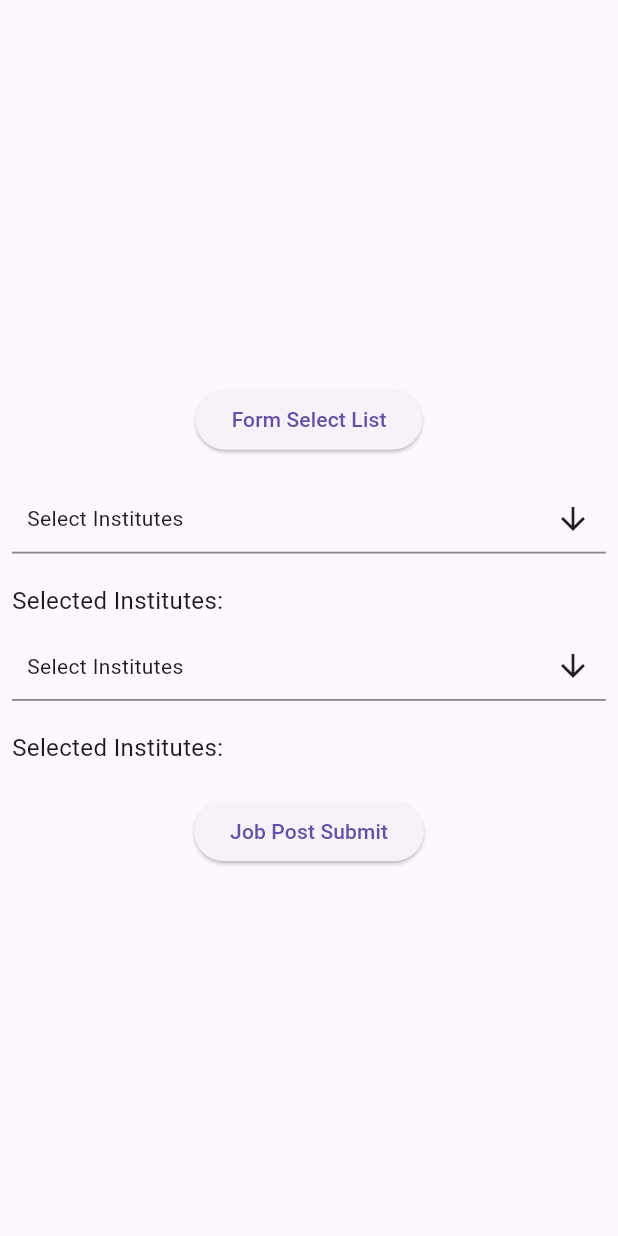
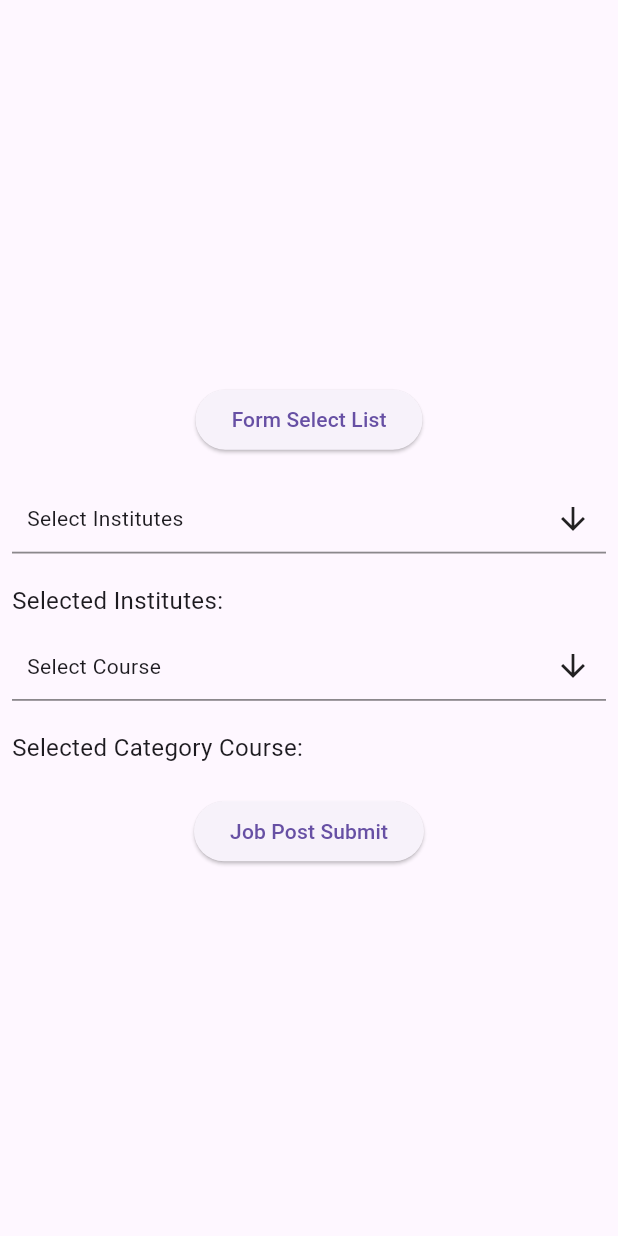
Before and after one commit to motiniu92/Demo-Projects-Flutter, a Flutter app: the JobPostScreen screen opened directly, on a phone screen of 412 x 824 dp. Run offline on Flutter 3.47's test engine with Material 3 defaults, Android fonts, the phone set to English and light mode, and no system bars; drawn by our look-alikes of multi_select_flutter; our stand-ins replace bloc, equatable, flutter_bloc, shared_preferences; accounts and stored records are empty; network calls fail.

Commit message:
class course multi select drop down done

```diff
--- a/auth_register/lib/jobPost/course_multi_dropdown_select.dart
+++ b/auth_register/lib/jobPost/course_multi_dropdown_select.dart
@@ -1,6 +1,5 @@
 import 'dart:convert';
 
-import 'package:flutter/semantics.dart';
 import 'package:http/http.dart' as http;
 import 'package:flutter/cupertino.dart';
 import 'package:multi_select_flutter/chip_display/multi_select_chip_display.dart';
@@ -8,10 +7,14 @@ import 'package:multi_select_flutter/dialog/multi_select_dialog_field.dart';
 import 'package:multi_select_flutter/util/multi_select_item.dart';
 
 class CourseMultiDropdownSelect extends StatefulWidget {
-  final List<dynamic> selectedCourses; // Added parameter
-  final Function(List<dynamic>) onSelectionChanged; // Added parameter
+   // Added parameter
+  final List<dynamic> passListData;
+  final List<dynamic> selectedCourses;
+  final Function(List<dynamic>) onSelectionChanged;
 
+  // Constructor
   CourseMultiDropdownSelect({
+    required this.passListData,
     required this.selectedCourses,
     required this.onSelectionChanged,
   });
@@ -29,13 +32,13 @@ class _CourseMultiDropdownSelectState
   void initState() {
     super.initState();
     //_fetchInstitutes();
+
+    print('Get List Data...:'+ _coursesList.toString());
+    print('Get List Data-1...:'+ widget.passListData.toString());
   }
 
   Future<void> _fetchInstitutes() async {
 
-    //------------------------
-    //final url = 'https://api.softpark.xyz/api/institute';
-    //---------------------------
     final url = 'https://api.besttutor.xyz/api/get-form-select-data';
 
     try {
@@ -65,11 +68,13 @@ class _CourseMultiDropdownSelectState
 
   @override
   Widget build(BuildContext context) {
+    print('Get List Data-2...:'+ widget.passListData.toString());
     return Column(
       crossAxisAlignment: CrossAxisAlignment.start,
       children: [
         MultiSelectDialogField(
-          items: _coursesList
+          //items: _coursesList
+          items: widget.passListData
               .map((institute) =>
               MultiSelectItem<dynamic>(institute, institute['name']))
               .toList(),
@@ -84,8 +89,8 @@ class _CourseMultiDropdownSelectState
             print('Change..:'+results.toString());
           },
 
-          title: Text('Select Institutes'),
-          buttonText: Text('Select Institutes'),
+          title: Text('Select Course'),
+          buttonText: Text('Select Course'),
 
           chipDisplay: MultiSelectChipDisplay(
             onTap: (value) {
@@ -99,7 +104,7 @@ class _CourseMultiDropdownSelectState
         ),
         SizedBox(height: 20),
         Text(
-          'Selected Institutes: ${widget.selectedCourses.map((item) => item['name']).join(', ')}',
+          'Selected Category Course: ${widget.selectedCourses.map((item) => item['name']).join(', ')}',
           style: TextStyle(fontSize: 16),
         ),
       ],
--- a/auth_register/lib/jobPost/job_post_screen.dart
+++ b/auth_register/lib/jobPost/job_post_screen.dart
@@ -1,5 +1,4 @@
 import 'package:auth_register/dropdownListData/form_select_screen.dart';
-import 'package:auth_register/fetchData/dashboard_data_screen.dart';
 import 'package:auth_register/jobPost/course_multi_dropdown_select.dart';
 import 'package:auth_register/jobPost/job_post_bloc.dart';
 import 'package:auth_register/jobPost/job_post_event.dart';
@@ -7,10 +6,8 @@ import 'package:flutter/material.dart';
 import 'package:flutter_bloc/flutter_bloc.dart';
 import 'package:shared_preferences/shared_preferences.dart';
 
-import '../authUser/dropdown.dart';
 import '../dropdownListData/multi_select_dropdown_button.dart';
 import 'job_post_state.dart';
-
 
 class JobPostScreen extends StatefulWidget {
   @override
@@ -39,7 +36,7 @@ class _JobPostScreenState extends State<JobPostScreen> {
     setState(() {
       // _counter = (prefs.getInt('counter') ?? 0);
       _courses = prefs.getString('course_list') as List;
-      print("Otp Screen Get Data..."+ _courses.toString());
+      print("Otp Screen Get Data..." + _courses.toString());
     });
   }
 
@@ -58,6 +55,7 @@ class _JobPostScreenState extends State<JobPostScreen> {
 
   List<dynamic> _selectedInstitutes = [];
   List<dynamic> _courses = [];
+  List<dynamic> _coursesCategory = [];
 
   @override
   Widget build(BuildContext context) {
@@ -90,40 +88,39 @@ class _JobPostScreenState extends State<JobPostScreen> {
               height: 20,
             ),
 
-
             // ------------- CategoryId --------------
             BlocBuilder<JobPostBloc, JobPostState>(
-              buildWhen: (current, previous) => current.categoriesId != previous.categoriesId,
+              buildWhen: (current, previous) =>
+                  current.categoriesId != previous.categoriesId,
               builder: (context, state) {
-                return  MultiSelectDropdownExample(
+                return MultiSelectDropdownExample(
                   selectedInstitutes: _selectedInstitutes,
                   onSelectionChanged: (newValue) {
-                    //onPressed: () {
-                    //context.read<JobPostBloc>().add(JobPostClassCourseApi());
-                   // };
-                   // context.read<JobPostBloc>().add(JobPostClassCourseApi());
-                    setState(() async {
+                    setState(() {
                       _selectedInstitutes = newValue;
-                      categoryId = _selectedInstitutes.map((item) => item['id']).join(',');
-                      print('Clicked....'+ _selectedInstitutes.map((item) => item['id']).join(','),);
-                      print('Clicked-2....'+ categoryId.toString());
+                      categoryId = _selectedInstitutes
+                          .map((item) => item['id'])
+                          .join(',');
+                      print(
+                        'Clicked....' +
+                            _selectedInstitutes
+                                .map((item) => item['id'])
+                                .join(','),
+                      );
+                      print('Clicked-2....' + categoryId.toString());
                       //submitJobPost();
-                      SharedPreferences prefs = await SharedPreferences.getInstance();
-                      prefs.setString('categories_id', categoryId.toString());
-                      context.read<JobPostBloc>().add(CategoriesIdChanged(categoriesId: _selectedInstitutes.map((item) => item['id']).join(','),));
+                      context.read<JobPostBloc>().add(CategoriesIdChanged(
+                            categoriesId: _selectedInstitutes
+                                .map((item) => item['id'])
+                                .join(','),
+                          ));
 
-                      //====================
-                      //onPressed: () {
                       context.read<JobPostBloc>().add(JobPostClassCourseApi());
-                     // };
-                      //====================
                     });
                   },
                 );
-
               },
             ),
-
 
             const SizedBox(
               height: 10,
@@ -132,35 +129,29 @@ class _JobPostScreenState extends State<JobPostScreen> {
             // ------------- Courses --------------
 
             BlocBuilder<JobPostBloc, JobPostState>(
-              buildWhen: (current, previous) => current.categoriesId != previous.categoriesId,
+              buildWhen: (current, previous) =>
+                  current.courseCategoriesId != previous.courseCategoriesId,
               builder: (context, state) {
-                return  CourseMultiDropdownSelect(
-                  selectedCourses: _courses,
+                return CourseMultiDropdownSelect(
+                  passListData: _courses,
+                  selectedCourses: _coursesCategory,
                   onSelectionChanged: (newValue) {
-
-                    setState(() async {
-                      _courses = newValue;
-                      //categoryId = _courses.map((item) => item['id']).join(',');
-                      print('Course dropdown....'+ _courses.map((item) => item['id']).join(','),);
-                      //print('Clicked-2....'+ categoryId.toString());
-                      //submitJobPost();
-                      //SharedPreferences prefs = await SharedPreferences.getInstance();
-                     // prefs.setString('categories_id', categoryId.toString());
+                    setState(() {
+                      _coursesCategory = newValue;
+                      print(
+                        'Course dropdown....' +
+                            _coursesCategory
+                                .map((item) => item['id'])
+                                .join(','),
+                      );
 
                       //context.read<JobPostBloc>().add(CategoriesIdChanged(categoriesId: _selectedInstitutes.map((item) => item['id']).join(','),));
-
-                      //====================
                       //context.read<JobPostBloc>().add(JobPostClassCourseApi());
-                      //====================
                     });
                   },
                 );
-
               },
             ),
-
-
-
 
             const SizedBox(
               height: 20,
@@ -192,15 +183,16 @@ class _JobPostScreenState extends State<JobPostScreen> {
                       SnackBar(content: Text(state.message.toString())),
                     );
                 }
-                print("Response Data Screen.......: " + state.message.toString());
+                print(
+                    "Response Data Screen.......: " + state.message.toString());
 
-                if(state is JobListDataLoaded){
-                  print('Check course list...'+ state.coursesList.toString());
+                if (state is JobListDataLoaded) {
+                  print('Check course list...' + state.coursesList.toString());
                   setState(() {
                     //loadCounter();
                     _courses = state.coursesList;
-                    print('Check course list-2...'+ state.coursesList.toString());
-
+                    print('Check course list-2...' +
+                        state.coursesList.toString());
                   });
                 }
               },
@@ -219,6 +211,8 @@ class _JobPostScreenState extends State<JobPostScreen> {
           ],
         ),
       ),
-    ));
+    )
+
+    );
   }
 }
--- a/auth_register/lib/jobPost/job_post_state.dart
+++ b/auth_register/lib/jobPost/job_post_state.dart
@@ -6,22 +6,24 @@ enum JobPostStatus { initail, loading, success, error }
 class JobPostState extends Equatable {
   const JobPostState(
       {this.categoriesId = '',
-        this.message = '',
-        this.jobPostStatus = JobPostStatus.initail
-
-      });
+      this.courseCategoriesId = '',
+      this.message = '',
+      this.jobPostStatus = JobPostStatus.initail});
 
   final String categoriesId;
+  final String courseCategoriesId;
   final String message;
   final JobPostStatus jobPostStatus;
 
   JobPostState copyWith({
     String? categoriesId,
+    String? courseCategoriesId,
     String? message,
     JobPostStatus? jobPostStatus,
   }) {
     return JobPostState(
       categoriesId: categoriesId ?? this.categoriesId,
+      courseCategoriesId: courseCategoriesId ?? this.courseCategoriesId,
       message: message ?? this.message,
       jobPostStatus: jobPostStatus ?? this.jobPostStatus,
     );
@@ -29,18 +31,12 @@ class JobPostState extends Equatable {
 
   @override
   // TODO: implement props
-  List<Object?> get props => [
-    categoriesId,
-    message,
-    jobPostStatus
-  ];
+  List<Object?> get props =>
+      [categoriesId, courseCategoriesId, message, jobPostStatus];
 }
 
 class JobListDataLoaded extends JobPostState {
-  //final Categories formSelectResponseList;
   final List<dynamic> coursesList;
-  //final CourseResponse courseResponse;
 
-  //const JobListDataLoaded(this.courseResponse);
   const JobListDataLoaded(this.coursesList);
 }
```
Also changed, not shown: auth_register/lib/jobPost/job_post_event.dart (+9 -0 lines).
